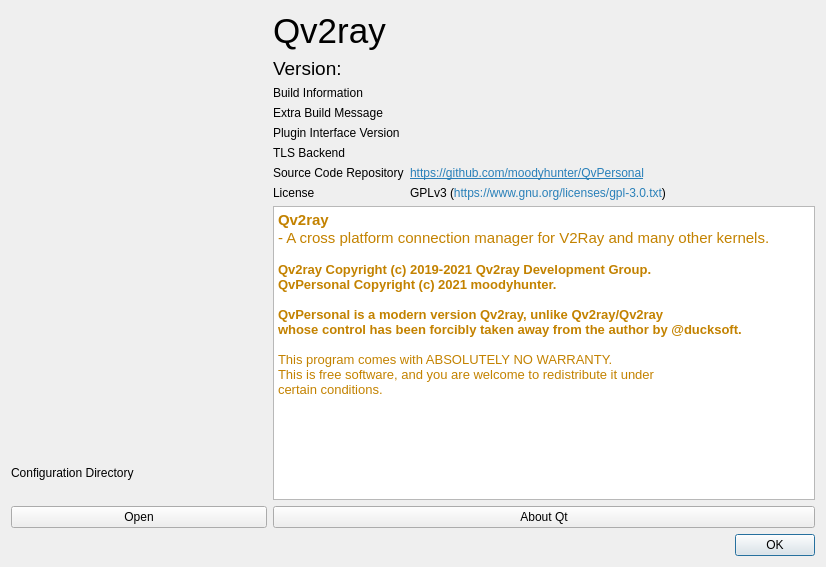
Before: the Qt Designer form src/ui/windows/w_AboutWindow.ui in Qv2ray/Qv2ray, drawn with Qt 5.
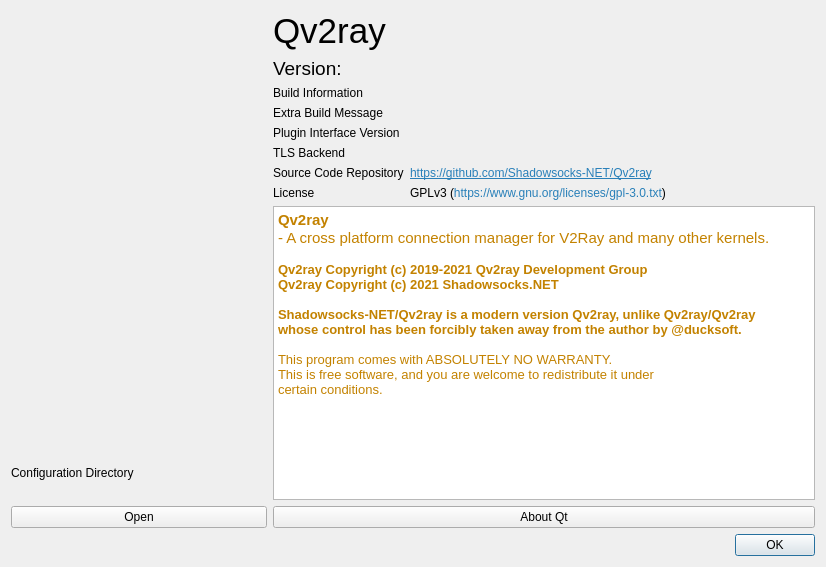
After: the same form once the commit is applied. Icons and pictures are not drawn.

Commit message: ℹ Update about window text

What changed in the file:
```diff
--- a/src/ui/windows/w_AboutWindow.ui
+++ b/src/ui/windows/w_AboutWindow.ui
@@ -281,7 +281,7 @@
           </sizepolicy>
          </property>
          <property name="text">
-          <string notr="true">&lt;html&gt;&lt;head/&gt;&lt;body&gt;&lt;p&gt;&lt;a href=&quot;https://github.com/moodyhunter/QvPersonal&quot;&gt;&lt;span style=&quot; text-decoration: underline; color:#2980b9;&quot;&gt;https://github.com/moodyhunter/QvPersonal&lt;/span&gt;&lt;/a&gt;&lt;/p&gt;&lt;/body&gt;&lt;/html&gt;</string>
+          <string notr="true">&lt;html&gt;&lt;head/&gt;&lt;body&gt;&lt;p&gt;&lt;a href=&quot;https://github.com/Shadowsocks-NET/Qv2ray&quot;&gt;&lt;span style=&quot; text-decoration: underline; color:#2980b9;&quot;&gt;https://github.com/Shadowsocks-NET/Qv2ray&lt;/span&gt;&lt;/a&gt;&lt;/p&gt;&lt;/body&gt;&lt;/html&gt;</string>
          </property>
          <property name="textFormat">
           <enum>Qt::RichText</enum>
@@ -322,10 +322,10 @@
 &lt;p style=&quot; margin-top:0px; margin-bottom:0px; margin-left:0px; margin-right:0px; -qt-block-indent:0; text-indent:0px;&quot;&gt;&lt;span style=&quot; font-size:11pt; font-weight:600; color:#c38200;&quot;&gt;Qv2ray&lt;/span&gt;&lt;/p&gt;
 &lt;p style=&quot; margin-top:0px; margin-bottom:0px; margin-left:0px; margin-right:0px; -qt-block-indent:0; text-indent:0px;&quot;&gt;&lt;span style=&quot; font-size:11pt; color:#c38200;&quot;&gt;- A cross platform connection manager for V2Ray and many other kernels.&lt;/span&gt;&lt;/p&gt;
 &lt;p style=&quot;-qt-paragraph-type:empty; margin-top:0px; margin-bottom:0px; margin-left:0px; margin-right:0px; -qt-block-indent:0; text-indent:0px; font-size:10pt; font-weight:600; color:#c38200;&quot;&gt;&lt;br /&gt;&lt;/p&gt;
-&lt;p style=&quot; margin-top:0px; margin-bottom:0px; margin-left:0px; margin-right:0px; -qt-block-indent:0; text-indent:0px;&quot;&gt;&lt;span style=&quot; font-size:10pt; font-weight:600; color:#c38200;&quot;&gt;Qv2ray Copyright (c) 2019-2021 Qv2ray Development Group.&lt;/span&gt;&lt;/p&gt;
-&lt;p style=&quot; margin-top:0px; margin-bottom:0px; margin-left:0px; margin-right:0px; -qt-block-indent:0; text-indent:0px;&quot;&gt;&lt;span style=&quot; font-size:10pt; font-weight:600; color:#c38200;&quot;&gt;QvPersonal Copyright (c) 2021 moodyhunter.&lt;/span&gt;&lt;/p&gt;
+&lt;p style=&quot; margin-top:0px; margin-bottom:0px; margin-left:0px; margin-right:0px; -qt-block-indent:0; text-indent:0px;&quot;&gt;&lt;span style=&quot; font-size:10pt; font-weight:600; color:#c38200;&quot;&gt;Qv2ray Copyright (c) 2019-2021 Qv2ray Development Group&lt;/span&gt;&lt;/p&gt;
+&lt;p style=&quot; margin-top:0px; margin-bottom:0px; margin-left:0px; margin-right:0px; -qt-block-indent:0; text-indent:0px;&quot;&gt;&lt;span style=&quot; font-size:10pt; font-weight:600; color:#c38200;&quot;&gt;Qv2ray Copyright (c) 2021 Shadowsocks.NET&lt;/span&gt;&lt;/p&gt;
 &lt;p style=&quot;-qt-paragraph-type:empty; margin-top:0px; margin-bottom:0px; margin-left:0px; margin-right:0px; -qt-block-indent:0; text-indent:0px; font-size:10pt; font-weight:600; color:#c38200;&quot;&gt;&lt;br /&gt;&lt;/p&gt;
-&lt;p style=&quot; margin-top:0px; margin-bottom:0px; margin-left:0px; margin-right:0px; -qt-block-indent:0; text-indent:0px;&quot;&gt;&lt;span style=&quot; font-size:10pt; font-weight:600; color:#c38200;&quot;&gt;QvPersonal is a modern version Qv2ray, unlike Qv2ray/Qv2ray &lt;/span&gt;&lt;/p&gt;
+&lt;p style=&quot; margin-top:0px; margin-bottom:0px; margin-left:0px; margin-right:0px; -qt-block-indent:0; text-indent:0px;&quot;&gt;&lt;span style=&quot; font-size:10pt; font-weight:600; color:#c38200;&quot;&gt;Shadowsocks-NET/Qv2ray is a modern version Qv2ray, unlike Qv2ray/Qv2ray &lt;/span&gt;&lt;/p&gt;
 &lt;p style=&quot; margin-top:0px; margin-bottom:0px; margin-left:0px; margin-right:0px; -qt-block-indent:0; text-indent:0px;&quot;&gt;&lt;span style=&quot; font-size:10pt; font-weight:600; color:#c38200;&quot;&gt;whose control has been forcibly taken away from the author by @ducksoft.&lt;/span&gt;&lt;/p&gt;
 &lt;p style=&quot;-qt-paragraph-type:empty; margin-top:0px; margin-bottom:0px; margin-left:0px; margin-right:0px; -qt-block-indent:0; text-indent:0px; font-size:10pt; font-weight:600; color:#c38200;&quot;&gt;&lt;br /&gt;&lt;/p&gt;
 &lt;p style=&quot; margin-top:0px; margin-bottom:0px; margin-left:0px; margin-right:0px; -qt-block-indent:0; text-indent:0px;&quot;&gt;&lt;span style=&quot; font-size:10pt; color:#c38200;&quot;&gt;This program comes with ABSOLUTELY NO WARRANTY. &lt;/span&gt;&lt;/p&gt;
```
